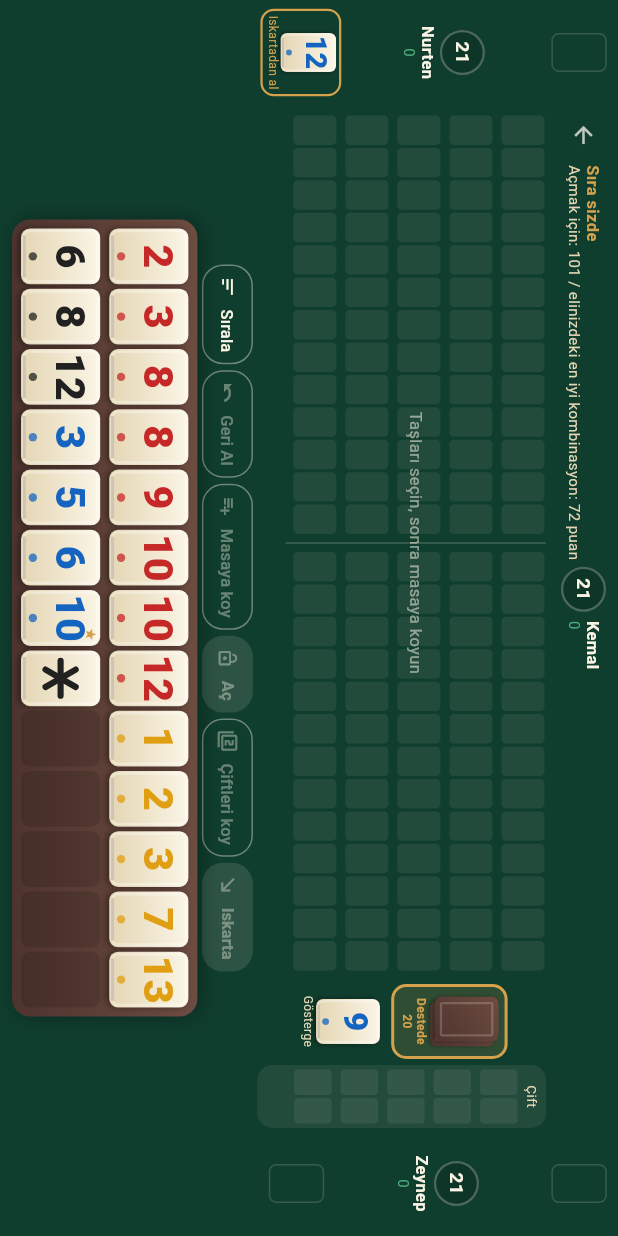
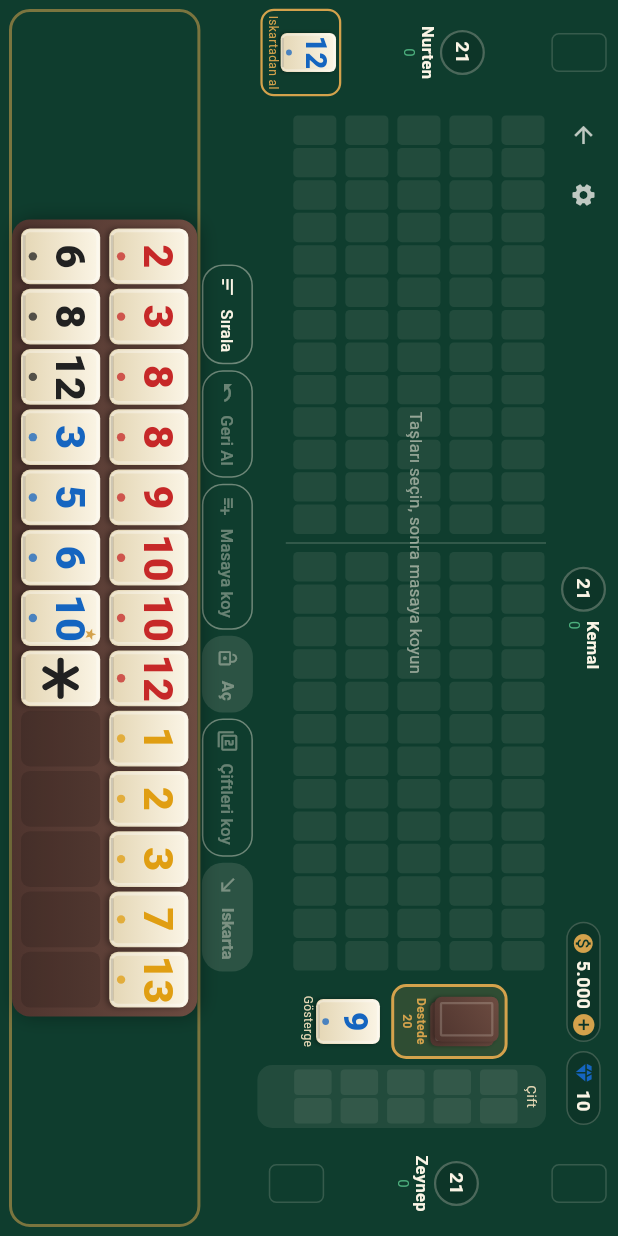
Before and after one commit to tgteknikcrm/okey101, a Flutter app: the screen it shows after launch, after a tap on "Yeni Oyun", on a phone screen of 412 x 824 dp. Run offline on Flutter 3.47's test engine with Material 3 defaults, Android fonts, the phone set to English and light mode, and no system bars; our stand-ins replace flutter_riverpod, freezed_annotation, shared_preferences; missing offline and left inert: dart:js_interop; generated files the repository leaves out were written again.

Commit message:
Give the table a header: back, settings, and the purse
The two lines in the top corner - whose turn it is and how far off the open is
- are gone. In their place the top strip does the job of a header: the way out
and the settings on the left, the seat opposite still centred, gold and
diamonds on the right.

It is one strip, not a header stacked on a strip. A landscape phone has 390
pixels of height and the rack and the actions already claim two fifths of it;
a second row across the top would come straight out of the board.

The purse is real and it is saved. Two plain integers in their own preference
keys - no JSON blob, nothing to version - behind a Wallet the rest of the app
reads through a provider. A new player starts with 5,000 gold and 10 diamonds.
The + on the gold loads 5,000 more and says where it came from: the game is
free and sells nothing, so the gold is simply given. There is no purchase to
pretend to have made.

Worth saying plainly: nothing spends either of them yet. They are a readout.
Wiring them to something - a stake per hand, a prize for going out - is a
separate decision and I have not made it.

Losing the turn line left the player with no way to tell the move was theirs:
the three opponents have circles that light up and the player has no circle at
all. The rack's own border now carries it, faintly lit on the player's turn and
bright while a tile is being dragged over it. A border, not a line of text.

Settings opens on top of the table rather than replacing it, so the hand is
still there on the way back.

274 tests. The new one loads gold and checks both the balance and the message.
Two others were rewritten: the landscape board now asserts the header and the
four corner piles instead of the line that used to sit there, and the
rack-out-of-turn test asks the discard button whether the move is refused,
since the header no longer says so in words.

Verified in Chrome at 844x390: the purse went 5.000 to 10.000 with the message
underneath, and the gear opened Settings over the game.

Co-Authored-By: Claude Opus 5 (1M context) <noreply@anthropic.com>

```diff
--- a/lib/app/providers.dart
+++ b/lib/app/providers.dart
@@ -6,6 +6,7 @@ import 'package:okey101/core/feedback_service.dart';
 import 'package:okey101/data/local_store.dart';
 import 'package:okey101/data/models/app_settings.dart';
 import 'package:okey101/data/models/saved_game.dart';
+import 'package:okey101/data/models/wallet.dart';
 import 'package:okey101/domain/models/hand_result.dart';
 import 'package:okey101/domain/models/rule_set.dart';
 
@@ -30,6 +31,22 @@ final feedbackProvider = Provider<FeedbackService>(
 final settingsProvider = NotifierProvider<SettingsNotifier, AppSettings>(
   SettingsNotifier.new,
 );
+
+final walletProvider = NotifierProvider<WalletNotifier, Wallet>(
+  WalletNotifier.new,
+);
+
+class WalletNotifier extends Notifier<Wallet> {
+  @override
+  Wallet build() => ref.read(localStoreProvider).loadWallet();
+
+  /// Hands over a top-up. The game is free and sells nothing, so there is no
+  /// purchase to make and no receipt to check - the button simply gives.
+  void topUpGold() {
+    state = state.copyWith(gold: state.gold + Wallet.topUpAmount);
+    unawaited(ref.read(localStoreProvider).saveWallet(state));
+  }
+}
 
 class SettingsNotifier extends Notifier<AppSettings> {
   @override
--- a/lib/data/local_store.dart
+++ b/lib/data/local_store.dart
@@ -2,6 +2,7 @@ import 'dart:convert';
 
 import 'package:okey101/data/models/app_settings.dart';
 import 'package:okey101/data/models/saved_game.dart';
+import 'package:okey101/data/models/wallet.dart';
 import 'package:okey101/domain/models/hand_result.dart';
 import 'package:shared_preferences/shared_preferences.dart';
 
@@ -21,6 +22,8 @@ class LocalStore {
   static const String settingsKey = 'okey101.settings.v1';
   static const String savedGameKey = 'okey101.savedGame.v1';
   static const String historyKey = 'okey101.history.v1';
+  static const String goldKey = 'okey101.gold.v1';
+  static const String diamondsKey = 'okey101.diamonds.v1';
 
   /// Keeping the history bounded keeps the whole store far under the quota.
   static const int maxHistoryEntries = 100;
@@ -44,6 +47,19 @@ class LocalStore {
 
   Future<void> saveSettings(AppSettings settings) =>
       _prefs.setString(settingsKey, jsonEncode(settings.toJson()));
+
+  // --- Wallet --------------------------------------------------------------
+
+  /// Two plain integers rather than a JSON blob: there is nothing to version.
+  Wallet loadWallet() => Wallet(
+        gold: _prefs.getInt(goldKey) ?? Wallet.startingGold,
+        diamonds: _prefs.getInt(diamondsKey) ?? Wallet.startingDiamonds,
+      );
+
+  Future<void> saveWallet(Wallet wallet) async {
+    await _prefs.setInt(goldKey, wallet.gold);
+    await _prefs.setInt(diamondsKey, wallet.diamonds);
+  }
 
   // --- In-progress game ----------------------------------------------------
 
--- /dev/null
+++ b/lib/data/models/wallet.dart
@@ -0,0 +1,37 @@
+import 'package:flutter/foundation.dart';
+
+/// What the player is carrying: gold and diamonds.
+///
+/// Two plain integers, so no code generation and no JSON blob - they go into
+/// their own preference keys. Hand-written rather than freezed because there is
+/// nothing here for a union or a deep copy to do.
+@immutable
+class Wallet {
+  const Wallet({this.gold = startingGold, this.diamonds = startingDiamonds});
+
+  /// What a new player starts with.
+  static const int startingGold = 5000;
+  static const int startingDiamonds = 10;
+
+  /// What one top-up hands over. There are no purchases in this game, so it is
+  /// simply given.
+  static const int topUpAmount = 5000;
+
+  final int gold;
+  final int diamonds;
+
+  Wallet copyWith({int? gold, int? diamonds}) => Wallet(
+        gold: gold ?? this.gold,
+        diamonds: diamonds ?? this.diamonds,
+      );
+
+  @override
+  bool operator ==(Object other) =>
+      other is Wallet && other.gold == gold && other.diamonds == diamonds;
+
+  @override
+  int get hashCode => Object.hash(gold, diamonds);
+
+  @override
+  String toString() => 'Wallet(gold: $gold, diamonds: $diamonds)';
+}
--- a/lib/features/game/game_screen.dart
+++ b/lib/features/game/game_screen.dart
@@ -2,12 +2,14 @@ import 'dart:async';
 
 import 'package:flutter/material.dart';
 import 'package:flutter_riverpod/flutter_riverpod.dart';
+import 'package:okey101/app/app.dart';
 import 'package:okey101/app/providers.dart';
 import 'package:okey101/app/theme.dart';
 import 'package:okey101/core/error_messages.dart';
 import 'package:okey101/core/tile_glyphs.dart';
 import 'package:okey101/core/wake_lock.dart';
 import 'package:okey101/data/models/app_settings.dart';
+import 'package:okey101/data/models/wallet.dart';
 import 'package:okey101/domain/models/game_state.dart';
 import 'package:okey101/domain/models/meld.dart';
 import 'package:okey101/domain/models/tile.dart';
@@ -484,12 +486,21 @@ class _Board extends ConsumerWidget {
         }
       },
       builder: (context, candidate, rejected) => AnimatedContainer(
-        duration: const Duration(milliseconds: 120),
+        duration: const Duration(milliseconds: 160),
         margin: const EdgeInsets.fromLTRB(6, 0, 6, 6),
         decoration: BoxDecoration(
           borderRadius: BorderRadius.circular(14),
+          // Two jobs for one border. Bright while a tile is being carried over
+          // the rack, so the player can see where it will land; and faintly lit
+          // whenever it is their move, which is the only signal left that the
+          // turn is theirs - the opponents have circles that light up, and the
+          // player has no circle at all.
           border: Border.all(
-            color: candidate.isEmpty ? Colors.transparent : OkeyPalette.brass,
+            color: candidate.isNotEmpty
+                ? OkeyPalette.brass
+                : session.isHumanTurn
+                    ? OkeyPalette.brass.withValues(alpha: 0.55)
+                    : Colors.transparent,
             width: 2,
           ),
         ),
@@ -752,7 +763,8 @@ class _Pile extends StatelessWidget {
     final l10n = AppLocalizations.of(context);
     final game = session.state;
     final top = game.players[seat].topDiscard;
-    final canDraw = drawable &&
+    final canDraw =
+        drawable &&
         session.isHumanTurn &&
         game.phase == TurnPhase.awaitingDraw &&
         top != null;
@@ -768,8 +780,9 @@ class _Pile extends StatelessWidget {
       // that does nothing just reads as a broken game.
       onTap: drawable ? onDraw : null,
       label: label,
-      colorblindGlyph:
-          colorblind && top?.color != null ? colorGlyph(l10n, top!.color!) : null,
+      colorblindGlyph: colorblind && top?.color != null
+          ? colorGlyph(l10n, top!.color!)
+          : null,
     );
 
     if (!drawable) return spot;
@@ -818,8 +831,12 @@ class _DraggableSource extends StatelessWidget {
   }
 }
 
-/// The top edge: the seat across the table, centred, with the way back and the
-/// two readings that used to live in a panel of their own tucked to the left.
+/// The top edge, doubling as the game's header: the way out and the settings
+/// on the left, the seat across the table centred, and the purse on the right.
+///
+/// It is one strip, not a header stacked on top of one. A landscape phone has
+/// 390 pixels of height and the rack and the actions already claim two fifths
+/// of it; a second row across the top would come straight out of the board.
 class _TopStrip extends ConsumerWidget {
   const _TopStrip({required this.session, required this.seat});
 
@@ -830,62 +847,19 @@ class _TopStrip extends ConsumerWidget {
 
   @override
   Widget build(BuildContext context, WidgetRef ref) {
-    final l10n = AppLocalizations.of(context);
     final game = session.state;
-    final controller = ref.read(gameControllerProvider.notifier);
-
-    final String openLine;
-    if (session.human.hasOpened) {
-      openLine = l10n.gameHudOpened;
-    } else {
-      openLine = l10n.gameHudOpenTarget(
-        game.ruleSet.openThresholdFor(game.openedCount),
-        controller.bestOpeningPoints(),
-      );
-    }
 
     return SizedBox(
       height: height,
       child: Row(
         children: [
           // Two equal flexible cells either side, so the seat opposite sits
-          // dead centre of the table however long the text beside it runs.
+          // dead centre of the table however wide the corners grow.
           Expanded(
             child: Row(
               children: [
                 _BackButton(session: session, dense: true),
-                Flexible(
-                  child: Column(
-                    crossAxisAlignment: CrossAxisAlignment.start,
-                    mainAxisAlignment: MainAxisAlignment.center,
-                    mainAxisSize: MainAxisSize.min,
-                    children: [
-                      Text(
-                        turnLine(l10n, session),
-                        maxLines: 1,
-                        overflow: TextOverflow.ellipsis,
-                        style: TextStyle(
-                          fontSize: 11,
-                          fontWeight: FontWeight.w600,
-                          height: 1.2,
-                          color: session.isHumanTurn
-                              ? OkeyPalette.brass
-                              : OkeyPalette.ivoryShade,
-                        ),
-                      ),
-                      Text(
-                        openLine,
-                        maxLines: 1,
-                        overflow: TextOverflow.ellipsis,
-                        style: const TextStyle(
-                          fontSize: 10,
-                          height: 1.2,
-                          color: OkeyPalette.ivoryShade,
-                        ),
-                      ),
-                    ],
-                  ),
-                ),
+                const _SettingsButton(),
               ],
             ),
           ),
@@ -895,10 +869,146 @@ class _TopStrip extends ConsumerWidget {
             thinking: session.botThinking,
             axis: Axis.horizontal,
           ),
-          const Expanded(child: SizedBox()),
-        ],
-      ),
-    );
+          const Expanded(
+            child: Align(alignment: Alignment.centerRight, child: _Purse()),
+          ),
+        ],
+      ),
+    );
+  }
+}
+
+class _SettingsButton extends StatelessWidget {
+  const _SettingsButton();
+
+  @override
+  Widget build(BuildContext context) {
+    final l10n = AppLocalizations.of(context);
+    return IconButton(
+      tooltip: l10n.menuSettings,
+      iconSize: 18,
+      visualDensity: VisualDensity.compact,
+      constraints: const BoxConstraints(minWidth: 32, minHeight: 32),
+      icon: const Icon(Icons.settings),
+      // Pushed on top of the table rather than replacing it, so the hand is
+      // still there when the player comes back.
+      onPressed: () => Navigator.of(context).pushNamed(Routes.settings),
+    );
+  }
+}
+
+/// Gold and diamonds, with the one button that adds to the pile.
+class _Purse extends ConsumerWidget {
+  const _Purse();
+
+  @override
+  Widget build(BuildContext context, WidgetRef ref) {
+    final l10n = AppLocalizations.of(context);
+    final wallet = ref.watch(walletProvider);
+
+    return Row(
+      mainAxisSize: MainAxisSize.min,
+      children: [
+        _Coin(
+          icon: Icons.monetization_on,
+          color: OkeyPalette.brass,
+          amount: wallet.gold,
+          tooltip: l10n.walletGold,
+          onAdd: () => _topUp(context, ref),
+        ),
+        const SizedBox(width: 6),
+        _Coin(
+          icon: Icons.diamond,
+          color: OkeyPalette.tileBlue,
+          amount: wallet.diamonds,
+          tooltip: l10n.walletDiamonds,
+        ),
+        const SizedBox(width: 4),
+      ],
+    );
+  }
+
+  void _topUp(BuildContext context, WidgetRef ref) {
+    final l10n = AppLocalizations.of(context);
+    ref.read(walletProvider.notifier).topUpGold();
+    ref.read(feedbackProvider).light();
+    ScaffoldMessenger.of(context)
+      ..clearSnackBars()
+      ..showSnackBar(
+        SnackBar(
+          content: Text(l10n.walletTopUpBody(Wallet.topUpAmount)),
+          duration: const Duration(seconds: 3),
+        ),
+      );
+  }
+}
+
+class _Coin extends StatelessWidget {
+  const _Coin({
+    required this.icon,
+    required this.color,
+    required this.amount,
+    required this.tooltip,
+    this.onAdd,
+  });
+
+  final IconData icon;
+  final Color color;
+  final int amount;
+  final String tooltip;
+
+  /// Only the gold has one.
+  final VoidCallback? onAdd;
+
+  @override
+  Widget build(BuildContext context) {
+    return Tooltip(
+      message: tooltip,
+      child: Container(
+        padding: EdgeInsets.fromLTRB(6, 2, onAdd == null ? 8 : 2, 2),
+        decoration: BoxDecoration(
+          color: const Color(0x22000000),
+          borderRadius: BorderRadius.circular(14),
+          border: Border.all(color: const Color(0x33FBF5E6)),
+        ),
+        child: Row(
+          mainAxisSize: MainAxisSize.min,
+          children: [
+            Icon(icon, size: 15, color: color),
+            const SizedBox(width: 4),
+            Text(
+              _formatted(amount),
+              style: const TextStyle(
+                fontSize: 12,
+                fontWeight: FontWeight.w700,
+                color: OkeyPalette.ivory,
+              ),
+            ),
+            if (onAdd != null) ...[
+              const SizedBox(width: 2),
+              InkResponse(
+                onTap: onAdd,
+                radius: 16,
+                child: Icon(Icons.add_circle, size: 17, color: color),
+              ),
+            ],
+          ],
+        ),
+      ),
+    );
+  }
+
+  /// Thousands separated with a dot, the Turkish convention. Done by hand
+  /// rather than through intl: the number is an integer count, not a
+  /// locale-sensitive measure, and this avoids a formatter per rebuild.
+  static String _formatted(int amount) {
+    final digits = amount.abs().toString();
+    final buffer = StringBuffer(amount < 0 ? '-' : '');
+    for (var i = 0; i < digits.length; i++) {
+      if (i > 0 && (digits.length - i) % 3 == 0) buffer.write('.');
+      buffer.write(digits[i]);
+    }
+    return buffer.toString();
   }
 }
 
@@ -1194,7 +1304,8 @@ class _DeckColumn extends StatelessWidget {
   Widget build(BuildContext context) {
     final l10n = AppLocalizations.of(context);
     final game = session.state;
-    final canDraw = session.isHumanTurn &&
+    final canDraw =
+        session.isHumanTurn &&
         game.phase == TurnPhase.awaitingDraw &&
         game.drawPile.isNotEmpty;
 
--- a/lib/l10n/arb/app_en.arb
+++ b/lib/l10n/arb/app_en.arb
@@ -32,6 +32,12 @@
   "botNameAcross": "Kemal",
   "botNameLeft": "Nurten",
 
+  "walletGold": "Gold",
+  "walletDiamonds": "Elmas",
+  "walletTopUp": "Load gold",
+  "walletTopUpTitle": "Load gold",
+  "walletTopUpBody": "Okey 101 is free and sells nothing, so the gold is on the house. {amount} gold added.",
+  "@walletTopUpBody": { "placeholders": { "amount": { "type": "int" } } },
   "gameIndicator": "Indicator",
   "gameOkey": "Okey",
   "gameFalseJoker": "False joker",
--- a/lib/l10n/arb/app_tr.arb
+++ b/lib/l10n/arb/app_tr.arb
@@ -32,6 +32,12 @@
   "botNameAcross": "Kemal",
   "botNameLeft": "Nurten",
 
+  "walletGold": "Altın",
+  "walletDiamonds": "Elmas",
+  "walletTopUp": "Altın Yükle",
+  "walletTopUpTitle": "Altın Yükle",
+  "walletTopUpBody": "Okey 101 ücretsizdir ve hiçbir şey satmaz; altın ikramımız. {amount} altın eklendi.",
+  "@walletTopUpBody": { "placeholders": { "amount": { "type": "int" } } },
   "gameIndicator": "Gösterge",
   "gameOkey": "Okey",
   "gameFalseJoker": "Sahte Okey",
```
Also changed, not shown: 1 other file. Lines whose indentation alone changed are shown as unchanged.
